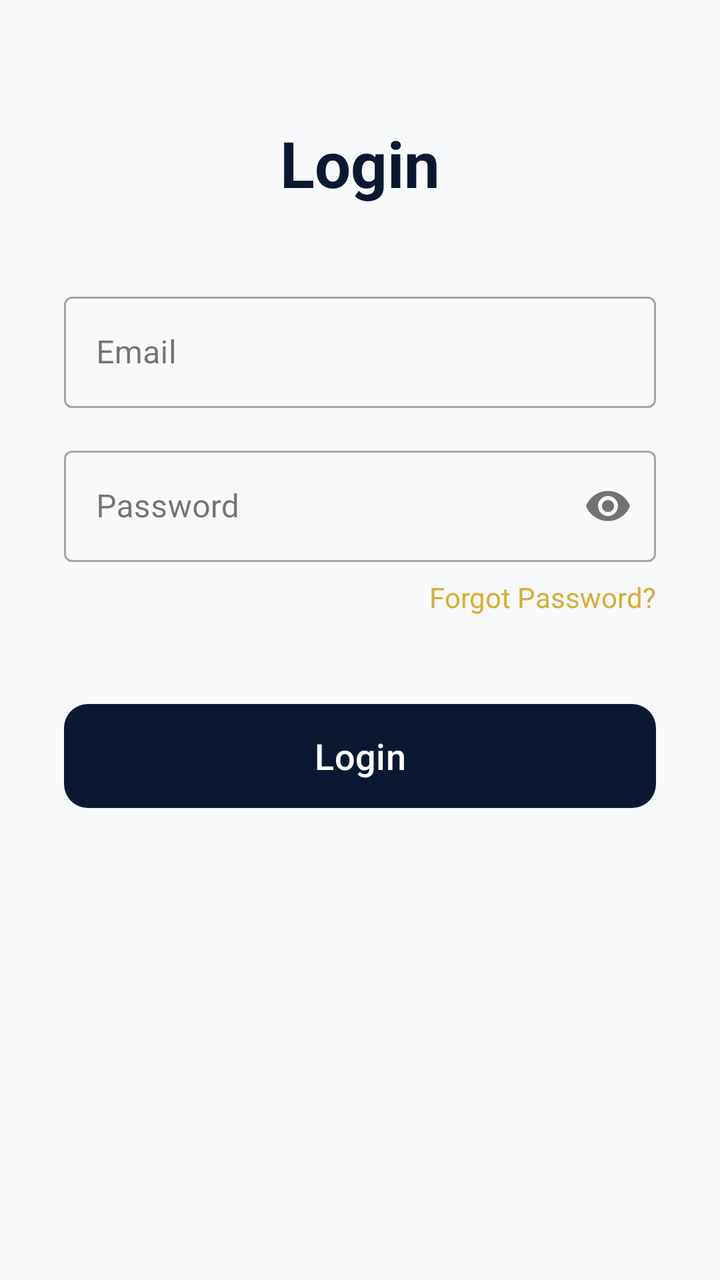
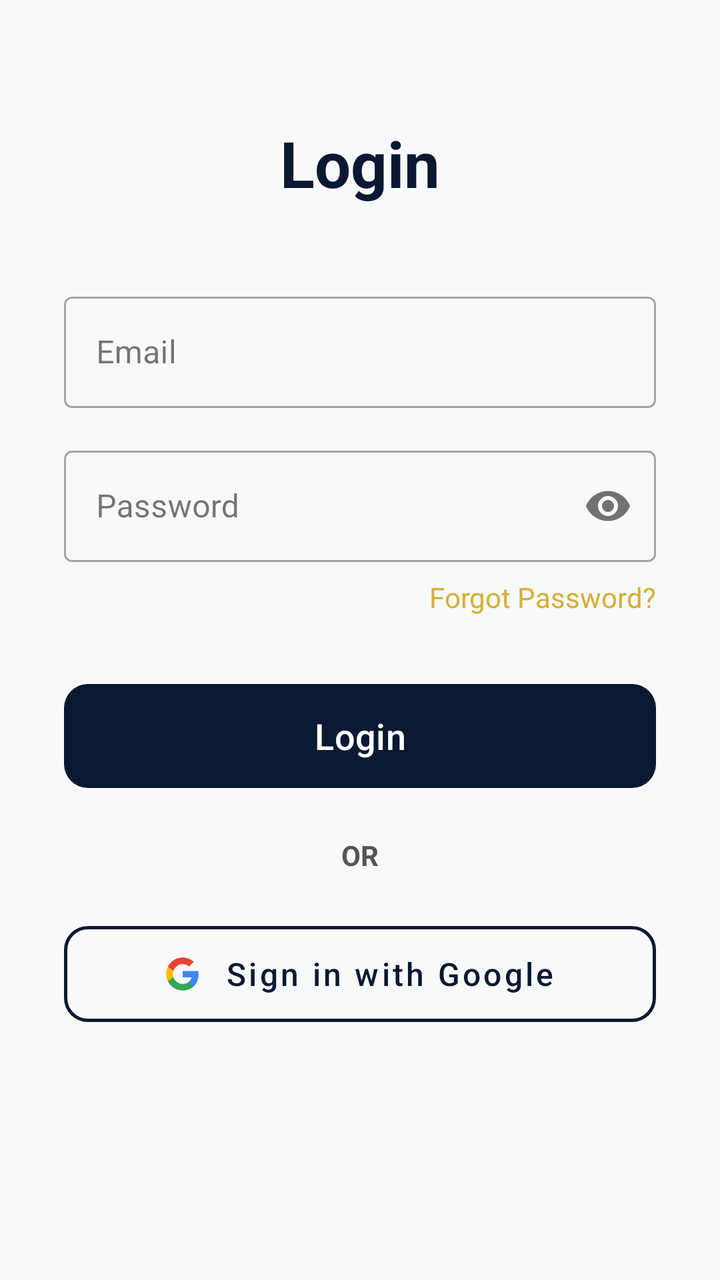

Two renders of the same Android screen: before a commit and after it. Below are the layout's source before the change and the commit's diff.
<!-- AndroidManifest.xml: application theme Theme.LegacyVaultSystem -->
<!-- res/layout/activity_login.xml -->
<?xml version="1.0" encoding="utf-8"?>
<androidx.constraintlayout.widget.ConstraintLayout xmlns:android="http://schemas.android.com/apk/res/android"
    xmlns:app="http://schemas.android.com/apk/res-auto"
    xmlns:tools="http://schemas.android.com/tools"
    android:layout_width="match_parent"
    android:layout_height="match_parent"
    android:background="@color/background_light"
    tools:context=".LoginActivity">

    <TextView
        android:id="@+id/tv_login_title"
        android:layout_width="wrap_content"
        android:layout_height="wrap_content"
        android:layout_marginTop="60dp"
        android:text="@string/login_title"
        android:textColor="@color/primary_dark_blue"
        android:textSize="32sp"
        android:textStyle="bold"
        app:layout_constraintEnd_toEndOf="parent"
        app:layout_constraintStart_toStartOf="parent"
        app:layout_constraintTop_toTopOf="parent" />

    <com.google.android.material.textfield.TextInputLayout
        android:id="@+id/til_email"
        style="@style/Widget.MaterialComponents.TextInputLayout.OutlinedBox"
        android:layout_width="0dp"
        android:layout_height="wrap_content"
        android:layout_marginHorizontal="32dp"
        android:layout_marginTop="40dp"
        android:hint="@string/hint_email"
        app:layout_constraintEnd_toEndOf="parent"
        app:layout_constraintStart_toStartOf="parent"
        app:layout_constraintTop_toBottomOf="@id/tv_login_title">

        <com.google.android.material.textfield.TextInputEditText
            android:id="@+id/et_email"
            android:layout_width="match_parent"
            android:layout_height="wrap_content"
            android:inputType="textEmailAddress" />
    </com.google.android.material.textfield.TextInputLayout>

    <com.google.android.material.textfield.TextInputLayout
        android:id="@+id/til_password"
        style="@style/Widget.MaterialComponents.TextInputLayout.OutlinedBox"
        android:layout_width="0dp"
        android:layout_height="wrap_content"
        android:layout_marginHorizontal="32dp"
        android:layout_marginTop="16dp"
        android:hint="@string/hint_password"
        app:layout_constraintEnd_toEndOf="parent"
        app:layout_constraintStart_toStartOf="parent"
        app:layout_constraintTop_toBottomOf="@id/til_email"
        app:passwordToggleEnabled="true">

        <com.google.android.material.textfield.TextInputEditText
            android:id="@+id/et_password"
            android:layout_width="match_parent"
            android:layout_height="wrap_content"
            android:inputType="textPassword" />
    </com.google.android.material.textfield.TextInputLayout>

    <TextView
        android:id="@+id/tv_forgot_password"
        android:layout_width="wrap_content"
        android:layout_height="wrap_content"
        android:layout_marginTop="8dp"
        android:text="@string/forgot_password"
        android:textColor="@color/accent_gold"
        app:layout_constraintEnd_toEndOf="@id/til_password"
        app:layout_constraintTop_toBottomOf="@id/til_password" />

    <com.google.android.material.button.MaterialButton
        android:id="@+id/btn_login_submit"
        android:layout_width="0dp"
        android:layout_height="60dp"
        android:layout_marginHorizontal="32dp"
        android:layout_marginTop="40dp"
        android:text="@string/btn_login"
        android:textAllCaps="false"
        android:textSize="18sp"
        app:backgroundTint="@color/primary_dark_blue"
        app:cornerRadius="12dp"
        app:layout_constraintEnd_toEndOf="parent"
        app:layout_constraintStart_toStartOf="parent"
        app:layout_constraintTop_toBottomOf="@id/tv_forgot_password" />

</androidx.constraintlayout.widget.ConstraintLayout>
<!-- resources referenced by this layout -->
<resources>
  <color name="accent_gold">#D4AF37</color>
  <color name="background_light">#F8F9FA</color>
  <color name="primary_dark_blue">#0A1931</color>
  <string name="btn_login">Login</string>
  <string name="forgot_password">Forgot Password?</string>
  <string name="hint_email">Email</string>
  <string name="hint_password">Password</string>
  <string name="login_title">Login</string>
  <style name="Theme.LegacyVaultSystem" parent="Base.Theme.LegacyVaultSystem" />
  <style name="Base.Theme.LegacyVaultSystem" parent="Theme.Material3.DayNight.NoActionBar">
          
          <item name="colorPrimary">@color/primary_dark_blue</item>
          <item name="colorSecondary">@color/accent_gold</item>
          <item name="android:statusBarColor">@color/primary_dark_blue</item>
      </style>
</resources>

<!-- the commit's change to res/layout/activity_login.xml (unified diff, before → after) -->
@@ -74,7 +74,7 @@
         android:layout_width="0dp"
         android:layout_height="60dp"
         android:layout_marginHorizontal="32dp"
-        android:layout_marginTop="40dp"
+        android:layout_marginTop="30dp"
         android:text="@string/btn_login"
         android:textAllCaps="false"
         android:textSize="18sp"
@@ -84,4 +84,38 @@
         app:layout_constraintStart_toStartOf="parent"
         app:layout_constraintTop_toBottomOf="@id/tv_forgot_password" />
 
+    <TextView
+        android:id="@+id/tv_or"
+        android:layout_width="wrap_content"
+        android:layout_height="wrap_content"
+        android:layout_marginTop="20dp"
+        android:text="@string/or_divider"
+        android:textColor="@color/text_secondary"
+        android:textStyle="bold"
+        app:layout_constraintEnd_toEndOf="parent"
+        app:layout_constraintStart_toStartOf="parent"
+        app:layout_constraintTop_toBottomOf="@id/btn_login_submit" />
+
+    <com.google.android.material.button.MaterialButton
+        android:id="@+id/btn_google_sign_in"
+        style="@style/Widget.MaterialComponents.Button.OutlinedButton"
+        android:layout_width="0dp"
+        android:layout_height="60dp"
+        android:layout_marginHorizontal="32dp"
+        android:layout_marginTop="20dp"
+        android:text="@string/btn_google_sign_in"
+        android:textAllCaps="false"
+        android:textColor="@color/primary_dark_blue"
+        android:textSize="16sp"
+        app:cornerRadius="12dp"
+        app:icon="@drawable/ic_google"
+        app:iconGravity="textStart"
+        app:iconPadding="12dp"
+        app:iconTint="@null"
+        app:layout_constraintEnd_toEndOf="parent"
+        app:layout_constraintStart_toStartOf="parent"
+        app:layout_constraintTop_toBottomOf="@id/tv_or"
+        app:strokeColor="@color/primary_dark_blue"
+        app:strokeWidth="1.5dp" />
+
 </androidx.constraintlayout.widget.ConstraintLayout>
<!-- resource entries referenced after the edit -->
@@ -3,11 +3,34 @@
   <color name="accent_gold">#D4AF37</color>
   <color name="background_light">#F8F9FA</color>
   <color name="primary_dark_blue">#0A1931</color>
+  <color name="text_secondary">#555555</color>
+  <!-- drawable ic_google (drawable) -->
+  <?xml version="1.0" encoding="utf-8"?>
+  <vector xmlns:android="http://schemas.android.com/apk/res/android"
+      android:width="24dp"
+      android:height="24dp"
+      android:viewportWidth="24"
+      android:viewportHeight="24">
+      <path
+          android:fillColor="#4285F4"
+          android:pathData="M22.56,12.25c0,-0.78 -0.07,-1.53 -0.2,-2.25H12v4.26h5.92c-0.26,1.37 -1.04,2.53 -2.21,3.31v2.77h3.57c2.08,-1.92 3.28,-4.74 3.28,-8.09z" />
+      <path
+          android:fillColor="#34A853"
+          android:pathData="M12,23c2.97,0 5.46,-0.98 7.28,-2.66l-3.57,-2.77c-0.98,0.66 -2.23,1.06 -3.71,1.06 -2.86,0 -5.29,-1.93 -6.16,-4.53H2.18v2.84C3.99,20.53 7.7,23 12,23z" />
+      <path
+          android:fillColor="#FBBC05"
+          android:pathData="M5.84,14.09c-0.22,-0.66 -0.35,-1.36 -0.35,-2.09s0.13,-1.43 0.35,-2.09V7.06H2.18C1.43,8.55 1,10.22 1,12s0.43,3.45 1.18,4.94l2.85,-2.22 0.81,-0.63z" />
+      <path
+          android:fillColor="#EA4335"
+          android:pathData="M12,5.38c1.62,0 3.06,0.56 4.21,1.64l3.15,-3.15C17.45,2.09 14.97,1 12,1 7.7,1 3.99,3.47 2.18,7.06l3.66,2.84c0.87,-2.6 3.3,-4.52 6.16,-4.52z" />
+  </vector>
+  <string name="btn_google_sign_in">Sign in with Google</string>
   <string name="btn_login">Login</string>
   <string name="forgot_password">Forgot Password?</string>
   <string name="hint_email">Email</string>
   <string name="hint_password">Password</string>
   <string name="login_title">Login</string>
+  <string name="or_divider">OR</string>
   <style name="Theme.LegacyVaultSystem" parent="Base.Theme.LegacyVaultSystem" />
   <style name="Base.Theme.LegacyVaultSystem" parent="Theme.Material3.DayNight.NoActionBar">
           
